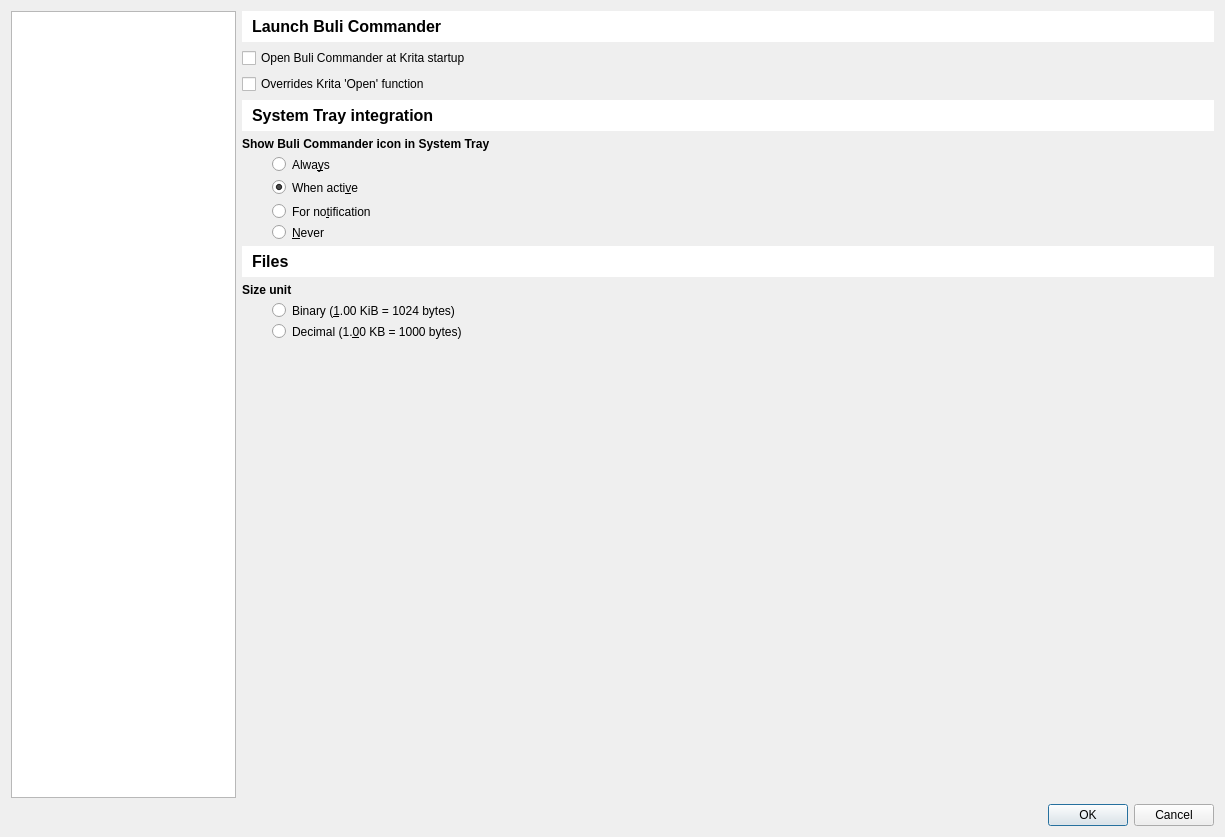
Old version of the form bulicommander/bulicommander/bc/resources/bcsettings.ui in the repository Grum999/BuliCommander.
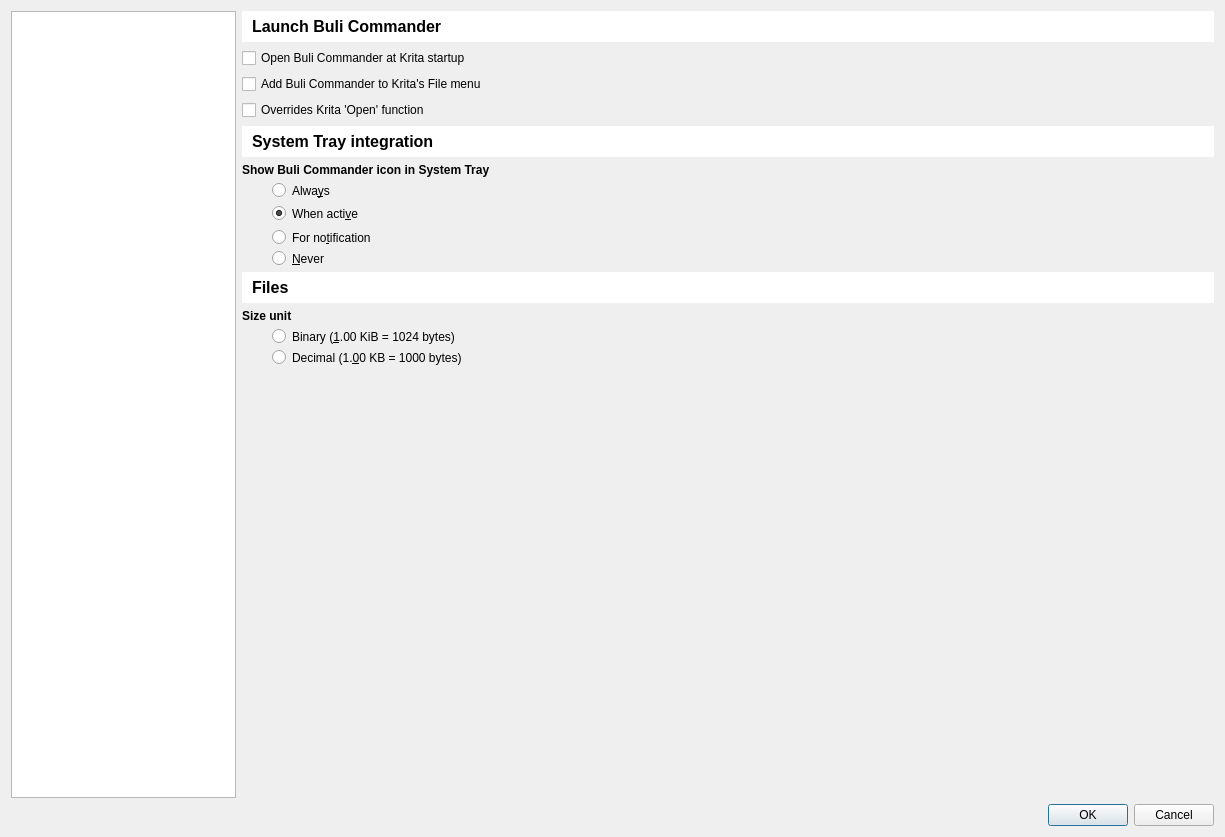
New version of the form. The open tabs and pages were chosen to show the change. Icons and pictures are not drawn. Custom widgets are drawn as their Qt base class.

Commit message:
Improve UI - File menu option
Add an option to let the BuliCommander menu entry be in Krita's File
menu

. Update bcsettings to add new option (settings file + ui)
. Update uicontroller to apply settigns

Diff of the .ui file:
```diff
--- a/bulicommander/bulicommander/bc/resources/bcsettings.ui
+++ b/bulicommander/bulicommander/bc/resources/bcsettings.ui
@@ -80,7 +80,7 @@
      <item>
       <widget class="QStackedWidget" name="swCatPages">
        <property name="currentIndex">
-        <number>4</number>
+        <number>0</number>
        </property>
        <widget class="QWidget" name="pageCatGeneral">
         <layout class="QVBoxLayout" name="verticalLayout">
@@ -112,8 +112,8 @@
              <rect>
               <x>0</x>
               <y>0</y>
-              <width>495</width>
-              <height>473</height>
+              <width>980</width>
+              <height>784</height>
              </rect>
             </property>
             <layout class="QGridLayout" name="gridLayout">
@@ -129,7 +129,23 @@
              <property name="bottomMargin">
               <number>0</number>
              </property>
-             <item row="9" column="0" colspan="3">
+             <item row="8" column="0">
+              <widget class="QRadioButton" name="rbCGSysTrayNotification">
+               <property name="toolTip">
+                <string>&lt;html&gt;&lt;head/&gt;&lt;body&gt;&lt;p&gt;Display &lt;span style=&quot; font-style:italic;&quot;&gt;Buli Commander&lt;/span&gt; icon in Sytem Tray only when a notification message is displayed.&lt;/p&gt;&lt;p&gt;In this case, icon is briefly displayed (~5s). &lt;/p&gt;&lt;/body&gt;&lt;/html&gt;</string>
+               </property>
+               <property name="styleSheet">
+                <string notr="true">padding-left: 30px</string>
+               </property>
+               <property name="text">
+                <string>For no&amp;tification</string>
+               </property>
+               <attribute name="buttonGroup">
+                <string notr="true">buttonGroupGenSysTray</string>
+               </attribute>
+              </widget>
+             </item>
+             <item row="10" column="0" colspan="3">
               <widget class="QLabel" name="label_7">
                <property name="font">
                 <font>
@@ -149,39 +165,7 @@
                </property>
               </widget>
              </item>
-             <item row="6" column="0">
-              <widget class="QRadioButton" name="rbCGSysTrayWhenActive">
-               <property name="toolTip">
-                <string>&lt;html&gt;&lt;head/&gt;&lt;body&gt;&lt;p&gt;Display &lt;span style=&quot; font-style:italic;&quot;&gt;Buli Commander&lt;/span&gt; icon in Sytem Tray only if &lt;span style=&quot; font-style:italic;&quot;&gt;Buli Commander&lt;/span&gt; is opened.&lt;/p&gt;&lt;p&gt;Icon is removed when &lt;span style=&quot; font-style:italic;&quot;&gt;Buli Commander&lt;/span&gt; window is closed. &lt;/p&gt;&lt;/body&gt;&lt;/html&gt;</string>
-               </property>
-               <property name="styleSheet">
-                <string notr="true">padding-left: 30px</string>
-               </property>
-               <property name="text">
-                <string>When acti&amp;ve</string>
-               </property>
-               <property name="checked">
-                <bool>true</bool>
-               </property>
-               <attribute name="buttonGroup">
-                <string notr="true">buttonGroupGenSysTray</string>
-               </attribute>
-              </widget>
-             </item>
-             <item row="10" column="0">
-              <widget class="QLabel" name="label_8">
-               <property name="font">
-                <font>
-                 <weight>75</weight>
-                 <bold>true</bold>
-                </font>
-               </property>
-               <property name="text">
-                <string>Size unit</string>
-               </property>
-              </widget>
-             </item>
-             <item row="4" column="0" colspan="2">
+             <item row="5" column="0" colspan="2">
               <widget class="QLabel" name="label_16">
                <property name="font">
                 <font>
@@ -194,71 +178,27 @@
                </property>
               </widget>
              </item>
-             <item row="11" column="0">
-              <widget class="QRadioButton" name="rbCGFileUnitBinary">
-               <property name="toolTip">
-                <string>Display files size with binary unit</string>
+             <item row="0" column="0" colspan="3">
+              <widget class="QLabel" name="label_14">
+               <property name="font">
+                <font>
+                 <pointsize>12</pointsize>
+                 <weight>75</weight>
+                 <bold>true</bold>
+                </font>
                </property>
-               <property name="statusTip">
-                <string>Display files size with binary unit</string>
-               </property>
                <property name="styleSheet">
-                <string notr="true">padding-left: 30px</string>
+                <string notr="true">background-color: palette(light);padding: 6;</string>
                </property>
                <property name="text">
-                <string>Binary (&amp;1.00 KiB = 1024 bytes)</string>
+                <string>Launch Buli Commander</string>
                </property>
-               <property name="checked">
-                <bool>false</bool>
+               <property name="margin">
+                <number>4</number>
                </property>
               </widget>
              </item>
-             <item row="13" column="2">
-              <spacer name="verticalSpacer">
-               <property name="orientation">
-                <enum>Qt::Vertical</enum>
-               </property>
-               <property name="sizeHint" stdset="0">
-                <size>
-                 <width>20</width>
-                 <height>40</height>
-                </size>
-               </property>
-              </spacer>
-             </item>
-             <item row="8" column="0">
-              <widget class="QRadioButton" name="rbCGSysTrayNever">
-               <property name="toolTip">
-                <string>&lt;html&gt;&lt;head/&gt;&lt;body&gt;&lt;p&gt;Never display &lt;span style=&quot; font-style:italic;&quot;&gt;Buli Commander&lt;/span&gt; icon in Sytem Tray, never.&lt;/p&gt;&lt;/body&gt;&lt;/html&gt;</string>
-               </property>
-               <property name="styleSheet">
-                <string notr="true">padding-left: 30px</string>
-               </property>
-               <property name="text">
-                <string>&amp;Never</string>
-               </property>
-               <attribute name="buttonGroup">
-                <string notr="true">buttonGroupGenSysTray</string>
-               </attribute>
-              </widget>
-             </item>
-             <item row="1" column="0" colspan="3">
-              <widget class="QCheckBox" name="cbCGLaunchOpenBC">
-               <property name="enabled">
-                <bool>true</bool>
-               </property>
-               <property name="toolTip">
-                <string>&lt;html&gt;&lt;head/&gt;&lt;body&gt;&lt;p&gt;If checked, open automatically Buli Commander interface when Krita is started&lt;/p&gt;&lt;p&gt;&lt;br/&gt;&lt;/p&gt;&lt;p&gt;Note: &lt;/p&gt;&lt;p&gt;- Due to technical reason, this option is only available from Krita 5.0.0&lt;/p&gt;&lt;p&gt;&lt;br/&gt;&lt;/p&gt;&lt;/body&gt;&lt;/html&gt;</string>
-               </property>
-               <property name="statusTip">
-                <string>If checked, open automatically Buli Commander interface when Krita is started</string>
-               </property>
-               <property name="text">
-                <string>Open Buli Commander at Krita startup</string>
-               </property>
-              </widget>
-             </item>
-             <item row="4" column="2" rowspan="5">
+             <item row="5" column="2" rowspan="5">
               <widget class="QLabel" name="lblBuliIcon">
                <property name="sizePolicy">
                 <sizepolicy hsizetype="Maximum" vsizetype="Preferred">
@@ -283,13 +223,13 @@
                </property>
               </widget>
              </item>
-             <item row="2" column="0" colspan="3">
+             <item row="3" column="0" colspan="3">
               <widget class="QCheckBox" name="cbCGLaunchReplaceOpenDb">
                <property name="enabled">
                 <bool>true</bool>
                </property>
                <property name="toolTip">
-                <string>&lt;html&gt;&lt;head/&gt;&lt;body&gt;&lt;p&gt;If checked, Krita's Open dialog box is replaced by BuliCommanded&lt;/p&gt;&lt;p&gt;&lt;br/&gt;&lt;/p&gt;&lt;p&gt;Note: &lt;/p&gt;&lt;p&gt;- Due to technical reason, this option is only available from Krita 5.0.0&lt;/p&gt;&lt;/body&gt;&lt;/html&gt;</string>
+                <string>&lt;html&gt;&lt;head/&gt;&lt;body&gt;&lt;p&gt;If checked, Krita's Open dialog box is replaced by Buli Commander&lt;/p&gt;&lt;/body&gt;&lt;/html&gt;</string>
                </property>
                <property name="statusTip">
                 <string>If checked, Krita's Open dialog box is replaced by BuliCommanded</string>
@@ -299,23 +239,42 @@
                </property>
               </widget>
              </item>
+             <item row="1" column="0" colspan="3">
+              <widget class="QCheckBox" name="cbCGLaunchOpenBC">
+               <property name="enabled">
+                <bool>true</bool>
+               </property>
+               <property name="toolTip">
+                <string>&lt;html&gt;&lt;head/&gt;&lt;body&gt;&lt;p&gt;If checked, open automatically Buli Commander interface when Krita is started&lt;/p&gt;&lt;/body&gt;&lt;/html&gt;</string>
+               </property>
+               <property name="statusTip">
+                <string>If checked, open automatically Buli Commander interface when Krita is started</string>
+               </property>
+               <property name="text">
+                <string>Open Buli Commander at Krita startup</string>
+               </property>
+              </widget>
+             </item>
              <item row="7" column="0">
-              <widget class="QRadioButton" name="rbCGSysTrayNotification">
+              <widget class="QRadioButton" name="rbCGSysTrayWhenActive">
                <property name="toolTip">
-                <string>&lt;html&gt;&lt;head/&gt;&lt;body&gt;&lt;p&gt;Display &lt;span style=&quot; font-style:italic;&quot;&gt;Buli Commander&lt;/span&gt; icon in Sytem Tray only when a notification message is displayed.&lt;/p&gt;&lt;p&gt;In this case, icon is briefly displayed (~5s). &lt;/p&gt;&lt;/body&gt;&lt;/html&gt;</string>
+                <string>&lt;html&gt;&lt;head/&gt;&lt;body&gt;&lt;p&gt;Display &lt;span style=&quot; font-style:italic;&quot;&gt;Buli Commander&lt;/span&gt; icon in Sytem Tray only if &lt;span style=&quot; font-style:italic;&quot;&gt;Buli Commander&lt;/span&gt; is opened.&lt;/p&gt;&lt;p&gt;Icon is removed when &lt;span style=&quot; font-style:italic;&quot;&gt;Buli Commander&lt;/span&gt; window is closed. &lt;/p&gt;&lt;/body&gt;&lt;/html&gt;</string>
                </property>
                <property name="styleSheet">
                 <string notr="true">padding-left: 30px</string>
                </property>
                <property name="text">
-                <string>For no&amp;tification</string>
+                <string>When acti&amp;ve</string>
+               </property>
+               <property name="checked">
+                <bool>true</bool>
                </property>
                <attribute name="buttonGroup">
                 <string notr="true">buttonGroupGenSysTray</string>
                </attribute>
               </widget>
              </item>
-             <item row="3" column="0" colspan="3">
+             <item row="4" column="0" colspan="3">
               <widget class="QLabel" name="label_15">
                <property name="font">
                 <font>
@@ -335,39 +294,7 @@
                </property>
               </widget>
              </item>
-             <item row="12" column="0">
-              <widget class="QRadioButton" name="rbCGFileUnitDecimal">
-               <property name="toolTip">
-                <string>Display files size with decimal unit</string>
-               </property>
-               <property name="statusTip">
-                <string>Display files size with decimal unit</string>
-               </property>
-               <property name="styleSheet">
-                <string notr="true">padding-left: 30px</string>
-               </property>
-               <property name="text">
-                <string>Decimal (1.&amp;00 KB = 1000 bytes)</string>
-               </property>
-              </widget>
-             </item>
-             <item row="5" column="0">
-              <widget class="QRadioButton" name="rbCGSysTrayAlways">
-               <property name="toolTip">
-                <string>&lt;html&gt;&lt;head/&gt;&lt;body&gt;&lt;p&gt;Always display &lt;span style=&quot; font-style:italic;&quot;&gt;Buli Commander&lt;/span&gt; icon in Sytem Tray, even when &lt;span style=&quot; font-style:italic;&quot;&gt;Buli Commander&lt;/span&gt; interface is closed. &lt;/p&gt;&lt;p&gt;&lt;br/&gt;Note: &lt;/p&gt;&lt;p&gt;- With Krita &amp;gt;= 5.0.0, icon is visible at Krita's startup&lt;/p&gt;&lt;p&gt;- With Krita &amp;lt; 5.0.0, icon is visible after a first execution of &lt;span style=&quot; font-style:italic;&quot;&gt;Buli Commander&lt;/span&gt;&lt;/p&gt;&lt;/body&gt;&lt;/html&gt;</string>
-               </property>
-               <property name="styleSheet">
-                <string notr="true">padding-left: 30px</string>
-               </property>
-               <property name="text">
-                <string>Alwa&amp;ys</string>
-               </property>
-               <attribute name="buttonGroup">
-                <string notr="true">buttonGroupGenSysTray</string>
-               </attribute>
-              </widget>
-             </item>
-             <item row="6" column="1">
+             <item row="7" column="1">
               <spacer name="horizontalSpacer_2">
                <property name="orientation">
                 <enum>Qt::Horizontal</enum>
@@ -383,23 +310,106 @@
                </property>
               </spacer>
              </item>
-             <item row="0" column="0" colspan="3">
-              <widget class="QLabel" name="label_14">
+             <item row="13" column="0">
+              <widget class="QRadioButton" name="rbCGFileUnitDecimal">
+               <property name="toolTip">
+                <string>Display files size with decimal unit</string>
+               </property>
+               <property name="statusTip">
+                <string>Display files size with decimal unit</string>
+               </property>
+               <property name="styleSheet">
+                <string notr="true">padding-left: 30px</string>
+               </property>
+               <property name="text">
+                <string>Decimal (1.&amp;00 KB = 1000 bytes)</string>
+               </property>
+              </widget>
+             </item>
+             <item row="9" column="0">
+              <widget class="QRadioButton" name="rbCGSysTrayNever">
+               <property name="toolTip">
+                <string>&lt;html&gt;&lt;head/&gt;&lt;body&gt;&lt;p&gt;Never display &lt;span style=&quot; font-style:italic;&quot;&gt;Buli Commander&lt;/span&gt; icon in Sytem Tray, never.&lt;/p&gt;&lt;/body&gt;&lt;/html&gt;</string>
+               </property>
+               <property name="styleSheet">
+                <string notr="true">padding-left: 30px</string>
+               </property>
+               <property name="text">
+                <string>&amp;Never</string>
+               </property>
+               <attribute name="buttonGroup">
+                <string notr="true">buttonGroupGenSysTray</string>
+               </attribute>
+              </widget>
+             </item>
+             <item row="14" column="2">
+              <spacer name="verticalSpacer">
+               <property name="orientation">
+                <enum>Qt::Vertical</enum>
+               </property>
+               <property name="sizeHint" stdset="0">
+                <size>
+                 <width>20</width>
+                 <height>40</height>
+                </size>
+               </property>
+              </spacer>
+             </item>
+             <item row="6" column="0">
+              <widget class="QRadioButton" name="rbCGSysTrayAlways">
+               <property name="toolTip">
+                <string>&lt;html&gt;&lt;head/&gt;&lt;body&gt;&lt;p&gt;Always display &lt;span style=&quot; font-style:italic;&quot;&gt;Buli Commander&lt;/span&gt; icon in Sytem Tray, even when &lt;span style=&quot; font-style:italic;&quot;&gt;Buli Commander&lt;/span&gt; interface is closed. &lt;/p&gt;&lt;p&gt;&lt;br/&gt;Note: &lt;/p&gt;&lt;p&gt;- With Krita &amp;gt;= 5.0.0, icon is visible at Krita's startup&lt;/p&gt;&lt;p&gt;- With Krita &amp;lt; 5.0.0, icon is visible after a first execution of &lt;span style=&quot; font-style:italic;&quot;&gt;Buli Commander&lt;/span&gt;&lt;/p&gt;&lt;/body&gt;&lt;/html&gt;</string>
+               </property>
+               <property name="styleSheet">
+                <string notr="true">padding-left: 30px</string>
+               </property>
+               <property name="text">
+                <string>Alwa&amp;ys</string>
+               </property>
+               <attribute name="buttonGroup">
+                <string notr="true">buttonGroupGenSysTray</string>
+               </attribute>
+              </widget>
+             </item>
+             <item row="12" column="0">
+              <widget class="QRadioButton" name="rbCGFileUnitBinary">
+               <property name="toolTip">
+                <string>Display files size with binary unit</string>
+               </property>
+               <property name="statusTip">
+                <string>Display files size with binary unit</string>
+               </property>
+               <property name="styleSheet">
+                <string notr="true">padding-left: 30px</string>
+               </property>
+               <property name="text">
+                <string>Binary (&amp;1.00 KiB = 1024 bytes)</string>
+               </property>
+               <property name="checked">
+                <bool>false</bool>
+               </property>
+              </widget>
+             </item>
+             <item row="11" column="0">
+              <widget class="QLabel" name="label_8">
                <property name="font">
                 <font>
-                 <pointsize>12</pointsize>
                  <weight>75</weight>
                  <bold>true</bold>
                 </font>
                </property>
-               <property name="styleSheet">
-                <string notr="true">background-color: palette(light);padding: 6;</string>
-               </property>
                <property name="text">
-                <string>Launch Buli Commander</string>
+                <string>Size unit</string>
                </property>
-               <property name="margin">
-                <number>4</number>
+              </widget>
+             </item>
+             <item row="2" column="0" colspan="3">
+              <widget class="QCheckBox" name="cbCGLaunchFromFileMenu">
+               <property name="toolTip">
+                <string>&lt;html&gt;&lt;head/&gt;&lt;body&gt;&lt;p&gt;If checked, a Buli Commander entry is added to Krita's &lt;span style=&quot; font-style:italic;&quot;&gt;File &lt;/span&gt;menu instead &lt;span style=&quot; font-style:italic;&quot;&gt;Tools &amp;gt; Scripts&lt;/span&gt; menu&lt;/p&gt;&lt;/body&gt;&lt;/html&gt;</string>
+               </property>
+               <property name="text">
+                <string>Add Buli Commander to Krita's File menu</string>
                </property>
               </widget>
              </item>
@@ -439,8 +449,8 @@
              <rect>
               <x>0</x>
               <y>0</y>
-              <width>980</width>
-              <height>784</height>
+              <width>518</width>
+              <height>716</height>
              </rect>
             </property>
             <layout class="QFormLayout" name="formLayout_4">
```
Left out of the diff: 6 changed lines with no effect on the pictures. The commit also changes 2 other files.
